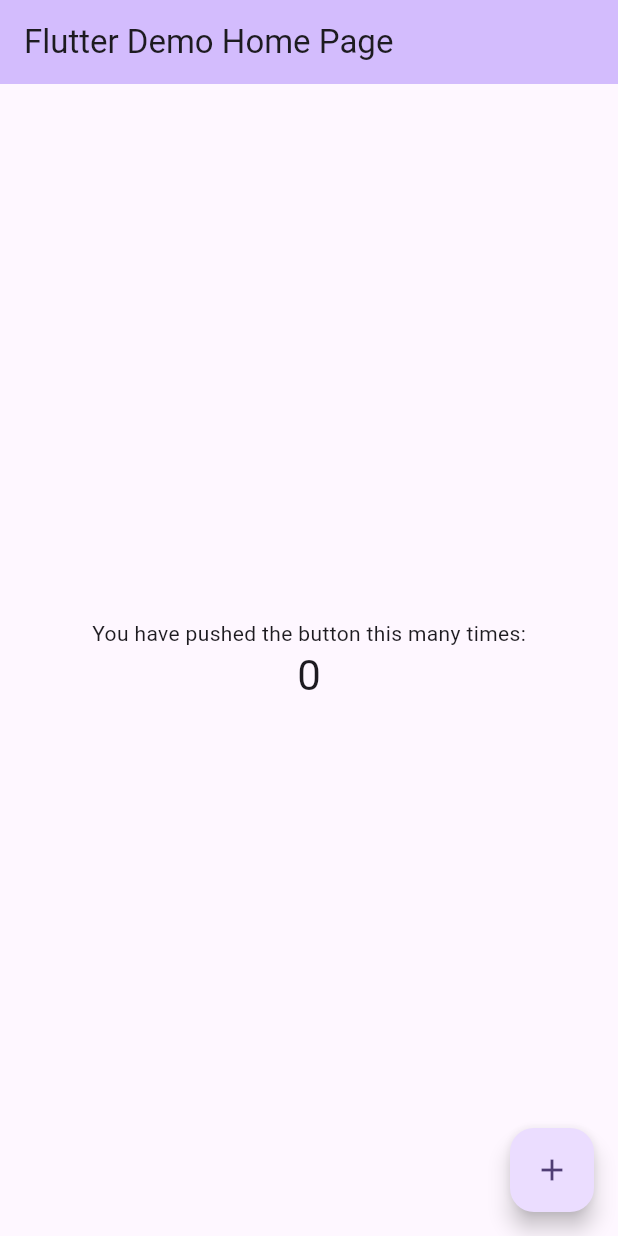
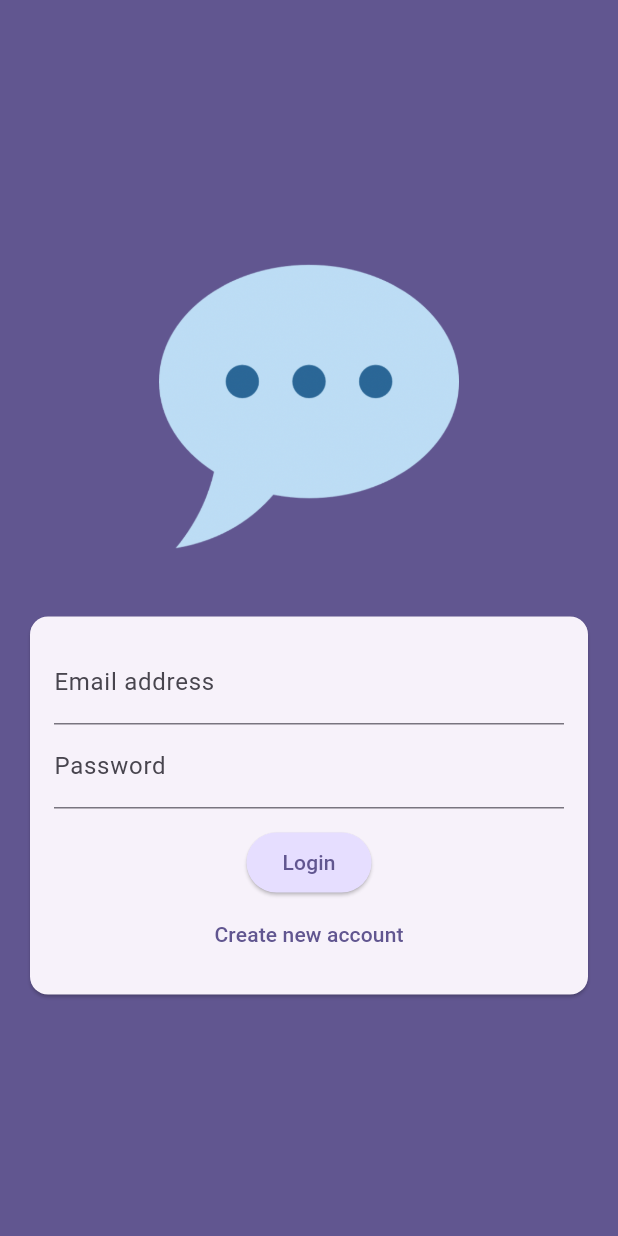
Before and after one commit to WatcharapolxFa/Flutter-The-Complete-Guide-2023, a Flutter app: the screen it shows after launch, on a phone screen of 412 x 824 dp. Run offline on Flutter 3.47's test engine with Material 3 defaults, Android fonts, the light colour scheme and no system bars; our stand-ins replace firebase_core, google_fonts; accounts and stored records are empty; generated files the repository leaves out were written again.

Commit message:
feat: 95 of 303 complete.

```diff
--- a/chat_app/lib/main.dart
+++ b/chat_app/lib/main.dart
@@ -1,125 +1,29 @@
 import 'package:flutter/material.dart';
+import 'package:chat_app/screens/auth.dart';
+import 'firebase_options.dart';
+import 'package:firebase_core/firebase_core.dart';
 
-void main() {
-  runApp(const MyApp());
+void main() async {
+  await Firebase.initializeApp(
+    options: DefaultFirebaseOptions.currentPlatform,
+  );
+  runApp(const App());
 }
 
-class MyApp extends StatelessWidget {
-  const MyApp({super.key});
+class App extends StatelessWidget {
+  const App({super.key});
 
-  // This widget is the root of your application.
   @override
   Widget build(BuildContext context) {
     return MaterialApp(
-      title: 'Flutter Demo',
-      theme: ThemeData(
-        // This is the theme of your application.
-        //
-        // TRY THIS: Try running your application with "flutter run". You'll see
-        // the application has a purple toolbar. Then, without quitting the app,
-        // try changing the seedColor in the colorScheme below to Colors.green
-        // and then invoke "hot reload" (save your changes or press the "hot
-        // reload" button in a Flutter-supported IDE, or press "r" if you used
-        // the command line to start the app).
-        //
-        // Notice that the counter didn't reset back to zero; the application
-        // state is not lost during the reload. To reset the state, use hot
-        // restart instead.
-        //
-        // This works for code too, not just values: Most code changes can be
-        // tested with just a hot reload.
-        colorScheme: ColorScheme.fromSeed(seedColor: Colors.deepPurple),
+      title: 'Flutter Chat',
+      theme: ThemeData.from(
+        colorScheme: ColorScheme.fromSeed(
+          seedColor: const Color.fromARGB(255, 63, 17, 177),
+        ),
         useMaterial3: true,
       ),
-      home: const MyHomePage(title: 'Flutter Demo Home Page'),
+      home: const AuthScreen(),
     );
   }
 }
-
-class MyHomePage extends StatefulWidget {
-  const MyHomePage({super.key, required this.title});
-
-  // This widget is the home page of your application. It is stateful, meaning
-  // that it has a State object (defined below) that contains fields that affect
-  // how it looks.
-
-  // This class is the configuration for the state. It holds the values (in this
-  // case the title) provided by the parent (in this case the App widget) and
-  // used by the build method of the State. Fields in a Widget subclass are
-  // always marked "final".
-
-  final String title;
-
-  @override
-  State<MyHomePage> createState() => _MyHomePageState();
-}
-
-class _MyHomePageState extends State<MyHomePage> {
-  int _counter = 0;
-
-  void _incrementCounter() {
-    setState(() {
-      // This call to setState tells the Flutter framework that something has
-      // changed in this State, which causes it to rerun the build method below
-      // so that the display can reflect the updated values. If we changed
-      // _counter without calling setState(), then the build method would not be
-      // called again, and so nothing would appear to happen.
-      _counter++;
-    });
-  }
-
-  @override
-  Widget build(BuildContext context) {
-    // This method is rerun every time setState is called, for instance as done
-    // by the _incrementCounter method above.
-    //
-    // The Flutter framework has been optimized to make rerunning build methods
-    // fast, so that you can just rebuild anything that needs updating rather
-    // than having to individually change instances of widgets.
-    return Scaffold(
-      appBar: AppBar(
-        // TRY THIS: Try changing the color here to a specific color (to
-        // Colors.amber, perhaps?) and trigger a hot reload to see the AppBar
-        // change color while the other colors stay the same.
-        backgroundColor: Theme.of(context).colorScheme.inversePrimary,
-        // Here we take the value from the MyHomePage object that was created by
-        // the App.build method, and use it to set our appbar title.
-        title: Text(widget.title),
-      ),
-      body: Center(
-        // Center is a layout widget. It takes a single child and positions it
-        // in the middle of the parent.
-        child: Column(
-          // Column is also a layout widget. It takes a list of children and
-          // arranges them vertically. By default, it sizes itself to fit its
-          // children horizontally, and tries to be as tall as its parent.
-          //
-          // Column has various properties to control how it sizes itself and
-          // how it positions its children. Here we use mainAxisAlignment to
-          // center the children vertically; the main axis here is the vertical
-          // axis because Columns are vertical (the cross axis would be
-          // horizontal).
-          //
-          // TRY THIS: Invoke "debug painting" (choose the "Toggle Debug Paint"
-          // action in the IDE, or press "p" in the console), to see the
-          // wireframe for each widget.
-          mainAxisAlignment: MainAxisAlignment.center,
-          children: <Widget>[
-            const Text(
-              'You have pushed the button this many times:',
-            ),
-            Text(
-              '$_counter',
-              style: Theme.of(context).textTheme.headlineMedium,
-            ),
-          ],
-        ),
-      ),
-      floatingActionButton: FloatingActionButton(
-        onPressed: _incrementCounter,
-        tooltip: 'Increment',
-        child: const Icon(Icons.add),
-      ), // This trailing comma makes auto-formatting nicer for build methods.
-    );
-  }
-}
--- /dev/null
+++ b/chat_app/lib/screens/auth.dart
@@ -0,0 +1,125 @@
+import 'package:flutter/material.dart';
+import 'packege:firebase_core/firebase_auth.dart';
+
+final _firebase = FirebaseAuth.instance;
+
+class AuthScreen extends StatefulWidget {
+  const AuthScreen({super.key});
+
+  @override
+  State<StatefulWidget> createState() {
+    return _AuthScreenState();
+  }
+}
+
+class _AuthScreenState extends State<AuthScreen> {
+  final _form = GlobalKey<FormState>();
+  var _isLogin = true;
+  var _enteredEmail = '';
+  var _enteredPassword = '';
+  void _submit() {
+    final isValid = _form.currentState!.validate();
+    if (!isValid) {
+      return;
+    }
+    _form.currentState!.save();
+    if (_isLogin) {}
+  }else{
+
+  }
+
+  @override
+  Widget build(BuildContext context) {
+    return Scaffold(
+      backgroundColor: Theme.of(context).colorScheme.primary,
+      body: Center(
+        child: SingleChildScrollView(
+          child: Column(
+            mainAxisAlignment: MainAxisAlignment.center,
+            children: [
+              Container(
+                margin: const EdgeInsets.only(
+                  top: 30,
+                  bottom: 20,
+                  left: 20,
+                  right: 20,
+                ),
+                width: 200,
+                child: Image.asset('assets/images/chat.png'),
+              ),
+              Card(
+                margin: const EdgeInsets.all(20),
+                child: SingleChildScrollView(
+                  child: Padding(
+                    padding: const EdgeInsets.all(16),
+                    child: Form(
+                        key: _form,
+                        child: Column(
+                          mainAxisSize: MainAxisSize.min,
+                          children: [
+                            TextFormField(
+                              decoration: const InputDecoration(
+                                labelText: 'Email address',
+                              ),
+                              keyboardType: TextInputType.emailAddress,
+                              autocorrect: false,
+                              textCapitalization: TextCapitalization.none,
+                              validator: (value) {
+                                if (value == null || !value.contains('@')) {
+                                  return 'Please enter a valid email address';
+                                }
+                                return null;
+                              },
+                              onSaved: (value) {
+                                _enteredEmail = value!;
+                              },
+                            ),
+                            TextFormField(
+                              decoration: const InputDecoration(
+                                labelText: 'Password',
+                              ),
+                              obscureText: true,
+                              validator: (value) {
+                                if (value == null ||
+                                    value.isEmpty ||
+                                    value.trim().length < 8) {
+                                  return 'Password must be at least 8 characters long';
+                                }
+                                return null;
+                              },
+                              onSaved: (value) {
+                                _enteredPassword = value!;
+                              },
+                            ),
+                            const SizedBox(height: 12),
+                            ElevatedButton(
+                              onPressed: _submit,
+                              style: ElevatedButton.styleFrom(
+                                backgroundColor: Theme.of(context)
+                                    .colorScheme
+                                    .primaryContainer,
+                              ),
+                              child: Text(_isLogin ? 'Login' : 'Signup'),
+                            ),
+                            TextButton(
+                              onPressed: () {
+                                setState(() {
+                                  _isLogin = !_isLogin;
+                                });
+                              },
+                              child: Text(_isLogin
+                                  ? 'Create new account'
+                                  : 'I already have an account'),
+                            ),
+                          ],
+                        )),
+                  ),
+                ),
+              )
+            ],
+          ),
+        ),
+      ),
+    );
+  }
+}
--- a/chat_app/pubspec.yaml
+++ b/chat_app/pubspec.yaml
@@ -59,7 +59,8 @@ flutter:
   uses-material-design: true
 
   # To add assets to your application, add an assets section, like this:
-  # assets:
+  assets:
+      - assets/images/chat.png
   #   - images/a_dot_burr.jpeg
   #   - images/a_dot_ham.jpeg
 
```
Also changed, not shown: chat_app/assets/images/chat.png (added), 1 other file.
